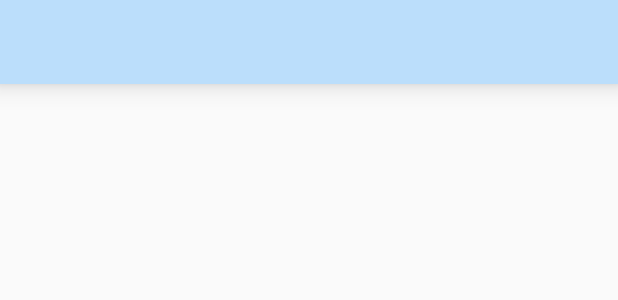
After one commit to U999Creations/Numer, an Android app: the layout toolbar.xml on its own in the app's theme, with its tools: preview values and no code run, on a phone screen of 412 x 824 dp. The commit adds this screen. Shown: the top 300 px of the screen. Run offline under Robolectric (Android 15) with nearby library versions, the phone set to English and light mode, and no system bars.

```diff
--- /dev/null
+++ b/app/src/main/res/layout/toolbar.xml
@@ -0,0 +1,13 @@
+<?xml version="1.0" encoding="utf-8"?>
+<android.support.v7.widget.Toolbar xmlns:android="http://schemas.android.com/apk/res/android"
+    xmlns:app="http://schemas.android.com/apk/res-auto"
+    android:id="@+id/login_tool_bar"
+    android:layout_width="match_parent"
+    android:layout_height="wrap_content"
+    android:background="@color/material_drawer_primary_light"
+    android:elevation="10dp"
+    android:fitsSystemWindows="true"
+    android:minHeight="?attr/actionBarSize"
+    app:theme="@style/AppTheme">
+
+</android.support.v7.widget.Toolbar>
--- a/app/src/main/res/values/strings.xml
+++ b/app/src/main/res/values/strings.xml
@@ -1,5 +1,5 @@
 <resources>
-    <string name="app_name">Numers</string>
+    <string name="app_name">Numer</string>
     <string name="math">Math</string>
     <string name="trivia">Trivia</string>
     <string name="year">Year</string>
```
Also changed, not shown: app/build.gradle (+1 -13 lines), app/src/main/java/com/u999/creations/numers/Numers.java (deleted, +0 -38 lines), app/src/main/java/com/u999/creations/numers/fragments/FactsFragment.java (added, +27 -0 lines), app/src/main/res/layout/activity_numers.xml (+9 -7 lines), app/src/main/res/layout/fragment_facts.xml (added, +11 -0 lines).
